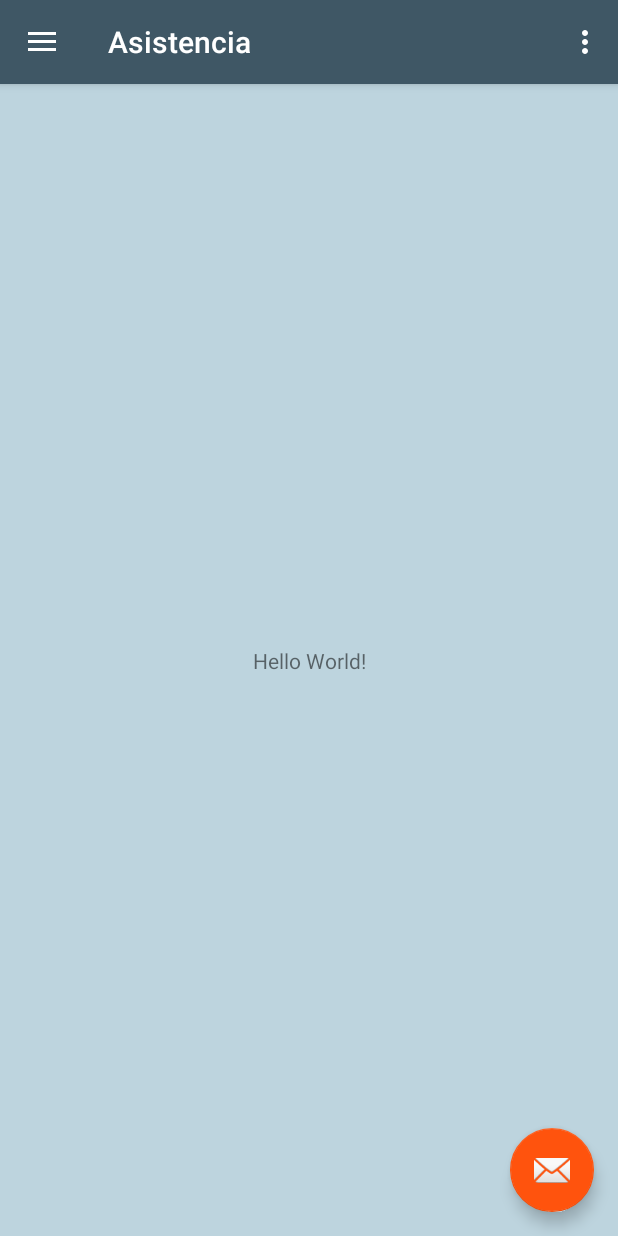
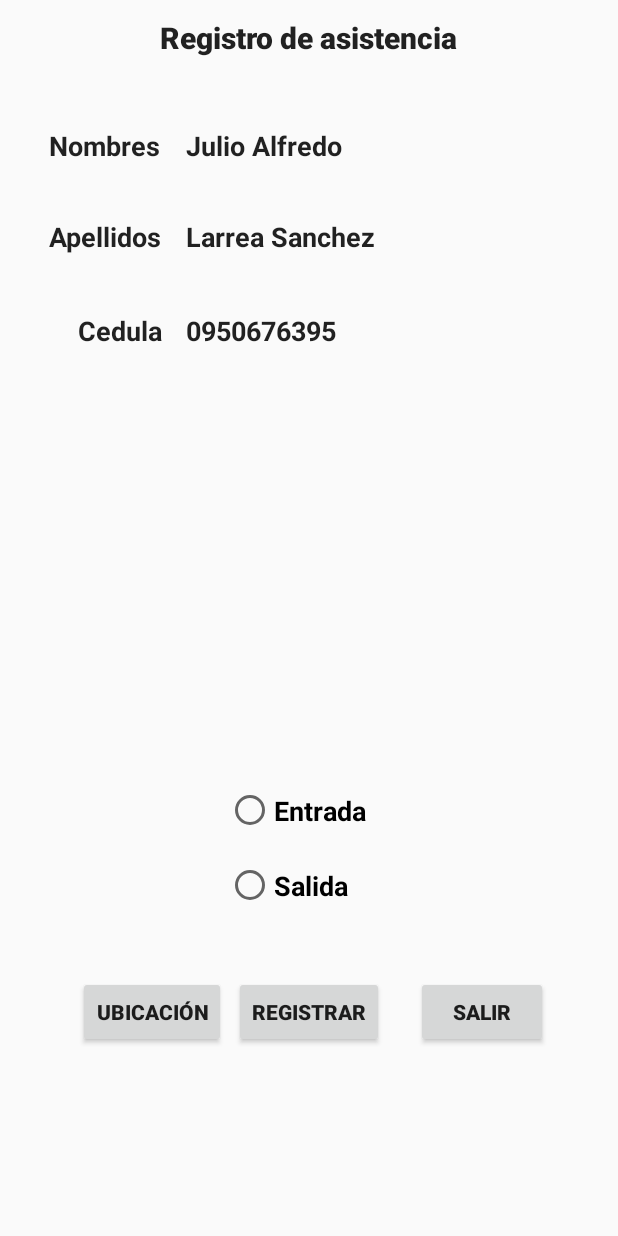
Before and after one commit to 1990jmirandar/Asistencia, an Android app: the screen it shows after launch (MainActivity), on a phone screen of 412 x 824 dp. Run offline under Robolectric (Android 15) with nearby library versions, the phone set to English and light mode, and no system bars.

Commit message:
Sprint#1 Task#1 Realizar Formulario de asistencia con validaciones y ubicación

```diff
--- a/app/build.gradle
+++ b/app/build.gradle
@@ -28,5 +28,6 @@ dependencies {
     compile 'com.android.support:support-v4:26.+'
     compile 'com.android.support:design:26.+'
     compile 'com.android.support.constraint:constraint-layout:1.0.2'
+    compile 'com.google.android.gms:play-services-maps:11.0.4'
     testCompile 'junit:junit:4.12'
 }
--- a/app/src/main/java/com/sinergiass/asistencia/MainActivity.java
+++ b/app/src/main/java/com/sinergiass/asistencia/MainActivity.java
@@ -1,96 +1,47 @@
 package com.sinergiass.asistencia;
 
+
+import android.content.Intent;
+import android.support.v7.app.AppCompatActivity;
 import android.os.Bundle;
-import android.support.design.widget.FloatingActionButton;
-import android.support.design.widget.Snackbar;
 import android.view.View;
-import android.support.design.widget.NavigationView;
-import android.support.v4.view.GravityCompat;
-import android.support.v4.widget.DrawerLayout;
-import android.support.v7.app.ActionBarDrawerToggle;
-import android.support.v7.app.AppCompatActivity;
-import android.support.v7.widget.Toolbar;
-import android.view.Menu;
-import android.view.MenuItem;
+import android.widget.Button;
+import android.widget.TextView;
 
-public class MainActivity extends AppCompatActivity
-        implements NavigationView.OnNavigationItemSelectedListener {
+import com.google.android.gms.maps.MapView;
+
+import org.w3c.dom.Text;
+
+import java.io.IOException;
+
+public class MainActivity extends  AppCompatActivity {
+
+    private Button ubicarme;
+    private double[] datosCara = {5.32,6.84,3.21};
+    private Operador operador = new Operador("0950676395","Julio Alfredo","Larrea Sanchez","0992108894",datosCara);
+    private TextView nombre,apellido,cedula;
 
     @Override
     protected void onCreate(Bundle savedInstanceState) {
         super.onCreate(savedInstanceState);
-        setContentView(R.layout.activity_main);
-        Toolbar toolbar = (Toolbar) findViewById(R.id.toolbar);
-        setSupportActionBar(toolbar);
+        setContentView(R.layout.registrar_asistencia);
 
-        FloatingActionButton fab = (FloatingActionButton) findViewById(R.id.fab);
-        fab.setOnClickListener(new View.OnClickListener() {
-            @Override
-            public void onClick(View view) {
-                Snackbar.make(view, "Replace with your own action", Snackbar.LENGTH_LONG)
-                        .setAction("Action", null).show();
+        ubicarme = (Button)findViewById(R.id.ubicacion);
+        nombre = (TextView)findViewById(R.id.nombres);
+        apellido = (TextView)findViewById(R.id.apellidos);
+        cedula = (TextView)findViewById(R.id.cedula);
+
+        nombre.setText(operador.nombre);
+        apellido.setText(operador.apellido);
+        cedula.setText(operador.cedula);
+
+        ubicarme.setOnClickListener(new View.OnClickListener(){
+           public void onClick(View arg0){
+               Intent intent = new Intent(MainActivity.this,MapsActivity.class);
+                startActivity(intent);
             }
+
         });
 
-        DrawerLayout drawer = (DrawerLayout) findViewById(R.id.drawer_layout);
-        ActionBarDrawerToggle toggle = new ActionBarDrawerToggle(
-                this, drawer, toolbar, R.string.navigation_drawer_open, R.string.navigation_drawer_close);
-        drawer.setDrawerListener(toggle);
-        toggle.syncState();
-
-        NavigationView navigationView = (NavigationView) findViewById(R.id.nav_view);
-        navigationView.setNavigationItemSelectedListener(this);
-    }
-
-    @Override
-    public void onBackPressed() {
-        DrawerLayout drawer = (DrawerLayout) findViewById(R.id.drawer_layout);
-        if (drawer.isDrawerOpen(GravityCompat.START)) {
-            drawer.closeDrawer(GravityCompat.START);
-        } else {
-            super.onBackPressed();
-        }
-    }
-
-    @Override
-    public boolean onCreateOptionsMenu(Menu menu) {
-        // Inflate the menu; this adds items to the action bar if it is present.
-        getMenuInflater().inflate(R.menu.main, menu);
-        return true;
-    }
-
-    @Override
-    public boolean onOptionsItemSelected(MenuItem item) {
-        // Handle action bar item clicks here. The action bar will
-        // automatically handle clicks on the Home/Up button, so long
-        // as you specify a parent activity in AndroidManifest.xml.
-        int id = item.getItemId();
-
-        //noinspection SimplifiableIfStatement
-        if (id == R.id.action_settings) {
-            return true;
-        }
-
-        return super.onOptionsItemSelected(item);
-    }
-
-    @SuppressWarnings("StatementWithEmptyBody")
-    @Override
-    public boolean onNavigationItemSelected(MenuItem item) {
-        // Handle navigation view item clicks here.
-        int id = item.getItemId();
-
-        if (id == R.id.nav_camera) {
-
-        } else if (id == R.id.nav_gallery) {
-
-        } else if (id == R.id.nav_slideshow) {
-
-        } else if (id == R.id.nav_share) {
-
-        }
-        DrawerLayout drawer = (DrawerLayout) findViewById(R.id.drawer_layout);
-        drawer.closeDrawer(GravityCompat.START);
-        return true;
     }
 }
--- /dev/null
+++ b/app/src/main/java/com/sinergiass/asistencia/Operador.java
@@ -0,0 +1,39 @@
+package com.sinergiass.asistencia;
+
+import java.util.ArrayList;
+
+/**
+ * Created by Julio Alfredo on 11/9/2017.
+ */
+
+public class Operador {
+
+    String cedula = new String();
+    String nombre = new String();
+    String apellido = new String();
+    String telefono = new String();
+    double[] datosCara = new double[5];
+    ArrayList<Asistencia> asistencia = new ArrayList<Asistencia>();
+
+
+    public Operador(){
+
+    }
+
+    public Operador(String cedula, String nombre, String apellido, String telefono, double[] datosCara){
+        this.cedula = cedula;
+        this.nombre = nombre;
+        this.apellido = apellido;
+        this.telefono = telefono;
+        this.datosCara = datosCara;
+
+    }
+
+    public void RegistrarAsistencia(double[] coordenadas, String fecha, Boolean esEntrada){
+        Asistencia asistencia = new Asistencia(coordenadas, fecha, esEntrada);
+        this.asistencia.add(asistencia);
+
+    }
+
+
+}
--- /dev/null
+++ b/app/src/main/res/layout/registrar_asistencia.xml
@@ -0,0 +1,153 @@
+<?xml version="1.0" encoding="utf-8"?>
+<RelativeLayout xmlns:android="http://schemas.android.com/apk/res/android"
+    xmlns:tools="http://schemas.android.com/tools"
+
+    android:layout_width="match_parent" android:layout_height="match_parent"
+    android:id="@+id/registrarAsistencia"
+
+    >
+
+    <TextView
+        android:id="@+id/textView2"
+        android:layout_width="wrap_content"
+        android:layout_height="wrap_content"
+        android:layout_alignParentTop="true"
+        android:layout_centerHorizontal="true"
+        android:layout_marginTop="11dp"
+        android:text="Registro de asistencia"
+        android:textAppearance="@style/TextAppearance.AppCompat.Widget.ActionMode.Title"
+        android:textStyle="bold" />
+
+    <TextView
+        android:id="@+id/textView3"
+        android:layout_width="wrap_content"
+        android:layout_height="wrap_content"
+        android:layout_below="@+id/textView2"
+        android:layout_marginTop="46dp"
+        android:layout_toStartOf="@+id/textView2"
+        android:text="Nombres"
+        android:textAppearance="@style/TextAppearance.AppCompat"
+        android:textSize="18sp"
+        android:textStyle="bold" />
+
+    <TextView
+        android:id="@+id/textView4"
+        android:layout_width="wrap_content"
+        android:layout_height="wrap_content"
+        android:layout_alignStart="@+id/textView3"
+        android:layout_below="@+id/textView3"
+        android:layout_marginTop="36dp"
+        android:text="Apellidos"
+        android:textAppearance="@style/TextAppearance.AppCompat"
+        android:textSize="18sp"
+        android:textStyle="bold" />
+
+    <TextView
+        android:id="@+id/textView5"
+        android:layout_width="wrap_content"
+        android:layout_height="wrap_content"
+        android:layout_alignEnd="@+id/textView4"
+        android:layout_below="@+id/textView4"
+        android:layout_marginTop="38dp"
+        android:text="Cedula"
+        android:textAppearance="@style/TextAppearance.AppCompat"
+        android:textSize="18sp"
+        android:textStyle="bold" />
+
+    <TextView
+        android:id="@+id/nombres"
+        android:layout_width="wrap_content"
+        android:layout_height="wrap_content"
+        android:layout_alignTop="@+id/textView3"
+        android:layout_marginStart="16dp"
+        android:layout_toEndOf="@+id/textView4"
+        android:textAppearance="@style/TextAppearance.AppCompat"
+        android:textSize="18sp"
+        android:textStyle="bold" />
+
+    <TextView
+        android:id="@+id/apellidos"
+        android:layout_width="wrap_content"
+        android:layout_height="wrap_content"
+        android:layout_alignStart="@+id/nombres"
+        android:layout_alignTop="@+id/textView4"
+        android:textAppearance="@style/TextAppearance.AppCompat"
+        android:textSize="18sp"
+        android:textStyle="bold" />
+
+    <TextView
+        android:id="@+id/cedula"
+        android:layout_width="wrap_content"
+        android:layout_height="wrap_content"
+        android:layout_alignBottom="@+id/textView5"
+        android:layout_alignStart="@+id/apellidos"
+        android:textAppearance="@style/TextAppearance.AppCompat"
+        android:textSize="18sp"
+        android:textStyle="bold" />
+
+    <Button
+        android:id="@+id/registrar"
+        style="@style/Widget.AppCompat.Button"
+        android:layout_width="wrap_content"
+        android:layout_height="wrap_content"
+        android:layout_alignParentBottom="true"
+        android:layout_centerHorizontal="true"
+        android:layout_marginBottom="125dp"
+        android:text="Registrar"
+        android:textStyle="bold" />
+
+    <Button
+        android:id="@+id/salir"
+        style="@style/Widget.AppCompat.Button"
+        android:layout_width="wrap_content"
+        android:layout_height="wrap_content"
+        android:layout_alignBaseline="@+id/registrar"
+        android:layout_alignBottom="@+id/registrar"
+        android:layout_marginStart="21dp"
+        android:layout_toEndOf="@+id/registrar"
+        android:text="Salir"
+        android:textStyle="bold" />
+
+    <Button
+        android:id="@+id/ubicacion"
+        android:layout_width="wrap_content"
+        android:layout_height="wrap_content"
+        android:layout_alignBaseline="@+id/registrar"
+        android:layout_alignBottom="@+id/registrar"
+        android:layout_alignStart="@+id/textView5"
+        android:text="Ubicación"
+        android:textStyle="bold" />
+
+    <RadioGroup
+        android:id="@+id/radioGroup"
+        android:layout_width="100dp"
+        android:layout_height="100dp"
+        android:layout_marginBottom="35dp"
+        android:layout_above="@+id/registrar"
+        android:layout_toEndOf="@+id/ubicacion">
+
+        <RadioButton
+            android:id="@+id/radioButton5"
+            android:layout_width="wrap_content"
+            android:layout_height="wrap_content"
+            android:layout_weight="1"
+            android:text="Entrada"
+            android:textAppearance="@style/TextAppearance.AppCompat"
+            android:textSize="18sp"
+            android:textStyle="bold" />
+
+        <RadioButton
+            android:id="@+id/radioButton6"
+            android:layout_width="wrap_content"
+            android:layout_height="wrap_content"
+            android:layout_below="@+id/radioGroup"
+            android:layout_toEndOf="@+id/textView3"
+            android:layout_weight="1"
+            android:text="Salida"
+            android:textAppearance="@style/TextAppearance.AppCompat"
+            android:textSize="18sp"
+            android:textStyle="bold" />
+    </RadioGroup>
+
+
+</RelativeLayout>
--- a/app/src/main/res/values/strings.xml
+++ b/app/src/main/res/values/strings.xml
@@ -5,4 +5,5 @@
     <string name="navigation_drawer_close">Close navigation drawer</string>
 
     <string name="action_settings">Settings</string>
+    <string name="title_activity_maps">Map</string>
 </resources>
```
Also changed, not shown: app/src/debug/res/values/google_maps_api.xml (added, +24 -0 lines), app/src/main/AndroidManifest.xml (+25 -0 lines), app/src/main/java/com/sinergiass/asistencia/ActivityOperador.java (added, +97 -0 lines), app/src/main/java/com/sinergiass/asistencia/Admin.java (added, +14 -0 lines), app/src/main/java/com/sinergiass/asistencia/Asistencia.java (added, +24 -0 lines), app/src/main/java/com/sinergiass/asistencia/MapsActivity.java (added, +50 -0 lines), app/src/main/res/layout/activity_maps.xml (added, +8 -0 lines), 59 other files.
